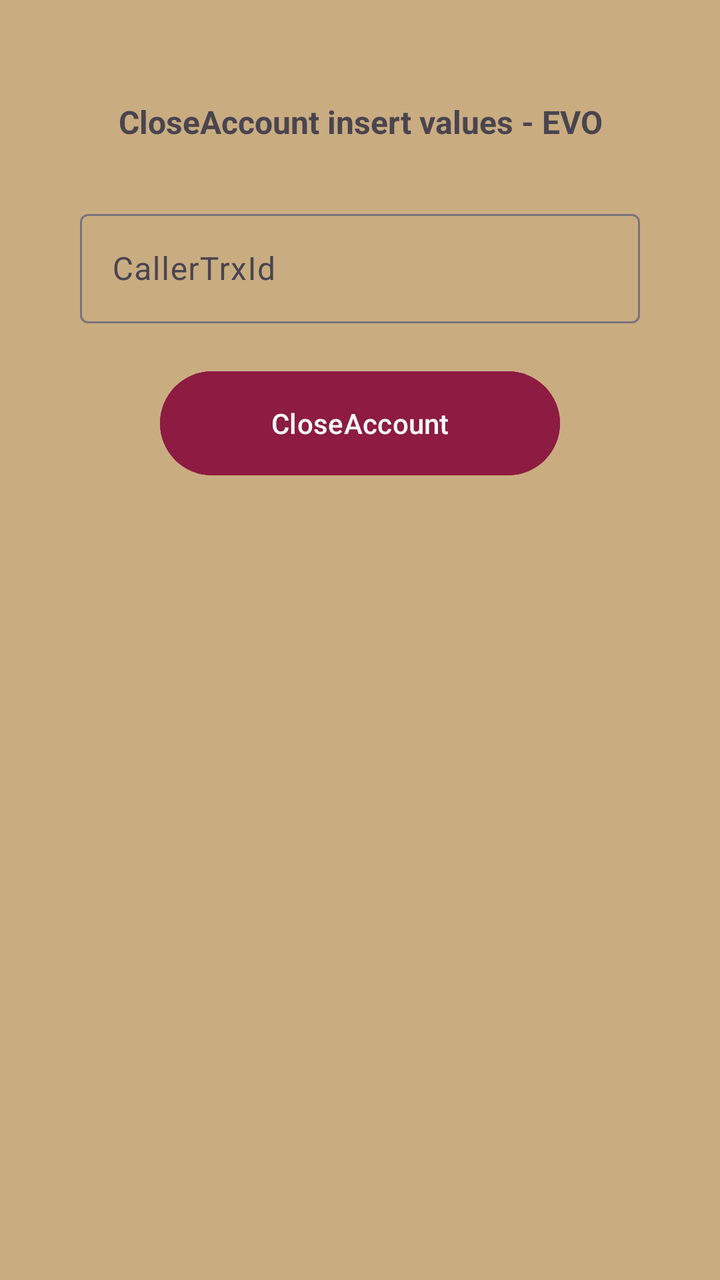
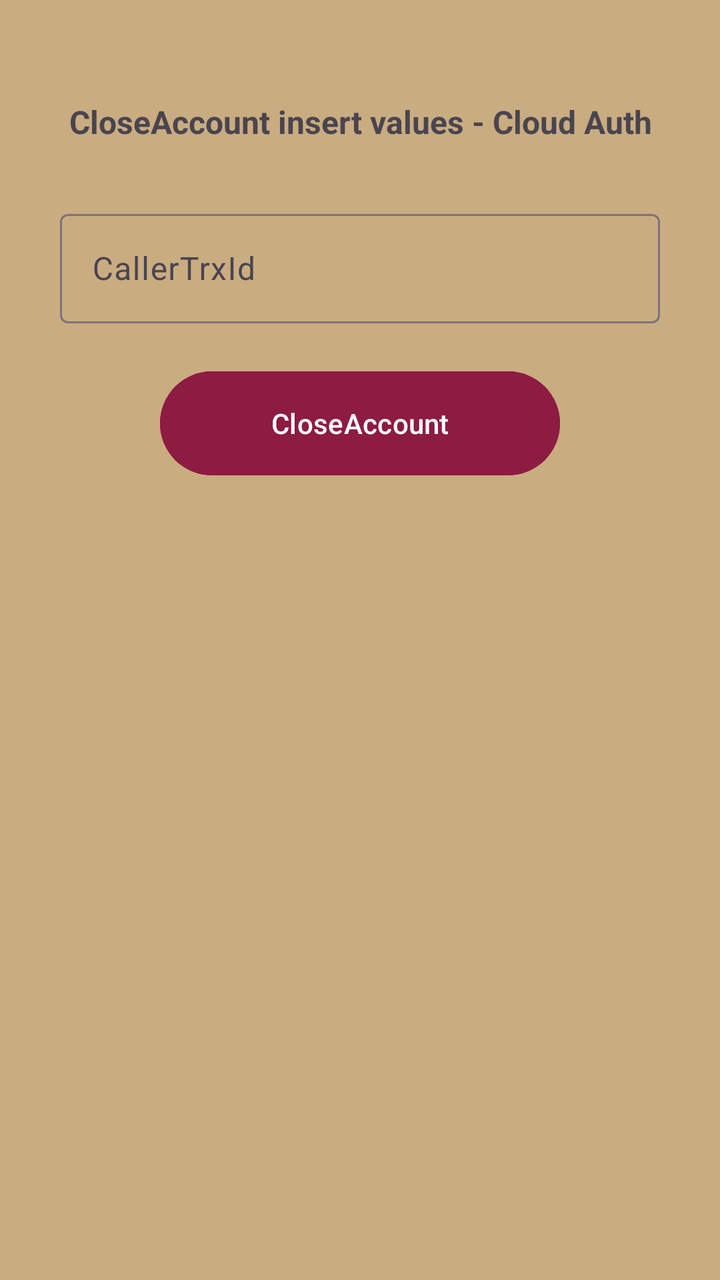

The first picture is an Android layout as it rendered before a commit; the second is the same layout after the commit. The layout source and the unified diff follow.
<!-- AndroidManifest.xml: application theme Theme.Softposevokotlin01 -->
<!-- res/layout/activity_close_account_insert_values.xml -->
<?xml version="1.0" encoding="utf-8"?>
<LinearLayout xmlns:android="http://schemas.android.com/apk/res/android"
    xmlns:app="http://schemas.android.com/apk/res-auto"
    xmlns:tools="http://schemas.android.com/tools"
    android:id="@+id/main"
    android:layout_width="match_parent"
    android:layout_height="match_parent"
    android:background="@color/color_background_activity"
    tools:context=".activities.CloseAccountInsertValuesActivity"
    android:orientation="vertical"
    >

    <TextView
        android:id="@+id/textViewCloseAccountHeader"
        android:layout_width="match_parent"
        android:layout_height="wrap_content"
        android:layout_marginTop="50dp"
        android:text="CloseAccount insert values - EVO"
        android:textAlignment="center"
        android:textSize="16sp"
        android:textStyle="bold"
        />

    <ScrollView
        android:layout_width="wrap_content"
        android:layout_height="wrap_content"
        android:layout_gravity="center"
        android:layout_marginTop="20dp"
        >

        <LinearLayout
            android:layout_width="match_parent"
            android:layout_height="wrap_content"
            android:orientation="vertical"
            >

            <com.google.android.material.textfield.TextInputLayout
                android:id="@+id/textInputLayoutCallerTrxId"
                android:layout_width="@dimen/edittext_width"
                android:layout_height="@dimen/edittext_height"
                android:layout_marginTop="@dimen/edittext_margin_top"
                android:hint="CallerTrxId">

                <EditText
                    android:id="@+id/editTextCallerTrxId"
                    android:layout_width="match_parent"
                    android:layout_height="match_parent"
                    android:ems="10"
                    android:inputType="text"

                    />

            </com.google.android.material.textfield.TextInputLayout>


            <Button
                android:id="@+id/btnStartCloseAccount"
                android:layout_width="200dp"
                android:layout_height="@dimen/button_height"
                android:layout_marginTop="20dp"
                android:layout_gravity="center"
                android:backgroundTint="@color/color_background_button"
                android:text="CloseAccount" />

        </LinearLayout>

    </ScrollView>


</LinearLayout>
<!-- resources referenced by this layout -->
<resources>
  <color name="color_background_activity">#CAAC81</color>
  <color name="color_background_button">#8D1B42</color>
  <dimen name="button_height">60dp</dimen>
  <dimen name="edittext_height">60dp</dimen>
  <dimen name="edittext_margin_top">10dp</dimen>
  <dimen name="edittext_width">280dp</dimen>
  <style name="Theme.Softposevokotlin01" parent="Base.Theme.Softposevokotlin01" />
  <style name="Base.Theme.Softposevokotlin01" parent="Theme.Material3.DayNight.NoActionBar">
          
          
      </style>
</resources>

<!-- the commit's change to res/layout/activity_close_account_insert_values.xml (unified diff, before → after) -->
@@ -15,7 +15,7 @@
         android:layout_width="match_parent"
         android:layout_height="wrap_content"
         android:layout_marginTop="50dp"
-        android:text="CloseAccount insert values - EVO"
+        android:text="CloseAccount insert values - Cloud Auth"
         android:textAlignment="center"
         android:textSize="16sp"
         android:textStyle="bold"
<!-- resource entries referenced after the edit -->
@@ -5,7 +5,7 @@
   <dimen name="button_height">60dp</dimen>
   <dimen name="edittext_height">60dp</dimen>
   <dimen name="edittext_margin_top">10dp</dimen>
-  <dimen name="edittext_width">280dp</dimen>
+  <dimen name="edittext_width">300dp</dimen>
   <style name="Theme.Softposevokotlin01" parent="Base.Theme.Softposevokotlin01" />
   <style name="Base.Theme.Softposevokotlin01" parent="Theme.Material3.DayNight.NoActionBar">
           
